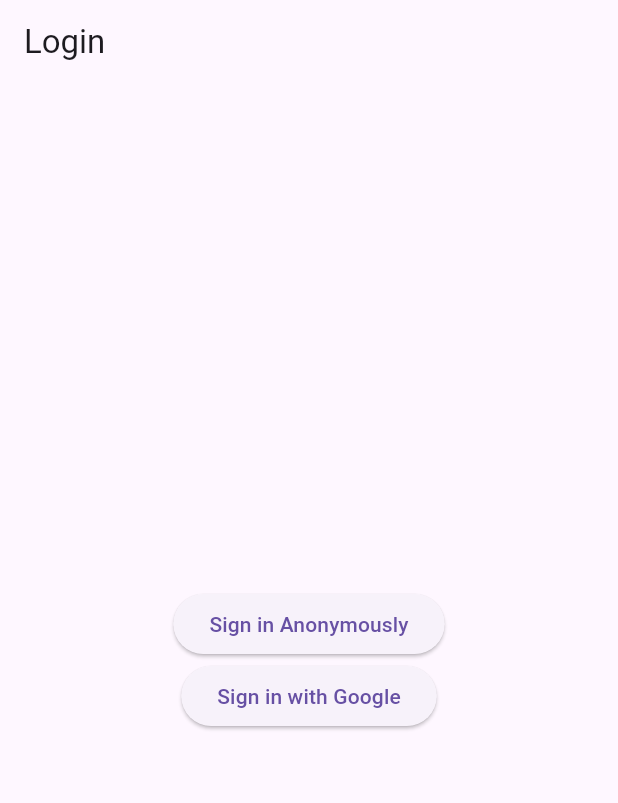
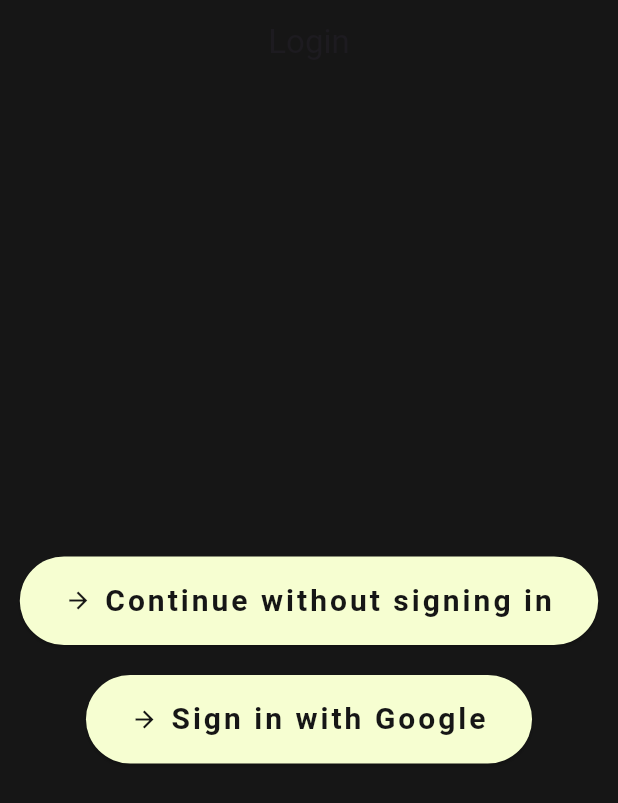
Before and after one commit to Udbhav2105/DevCodeX, a Flutter app: the screen it shows after launch, on a phone screen of 412 x 824 dp. Shown: the top 803 px of the screen. Run offline on Flutter 3.47's test engine with Material 3 defaults, Android fonts, the phone set to English and light mode, and no system bars; our stand-ins replace firebase_auth, firebase_core, flutter_spinkit, flutter_svg, google_sign_in, syncfusion_flutter_charts; missing offline and left inert: leetcode_unofficial_api; accounts and stored records are empty.

```diff
--- a/lib/auth.dart
+++ b/lib/auth.dart
@@ -41,7 +41,7 @@ class AuthService {
   // Sign out
   Future<void> signOut() async {
     await _auth.signOut();
-    await _googleSignIn.signOut();
+    await _googleSignIn.disconnect();
   }
 
   // Auth state changes
--- a/lib/firebase_login.dart
+++ b/lib/firebase_login.dart
@@ -1,3 +1,4 @@
+import 'package:DevCodeX/services/app_color.dart';
 import 'package:flutter/material.dart';
 import 'package:DevCodeX/auth.dart';
 
@@ -8,22 +9,67 @@ class FirebaseLogin extends StatelessWidget {
   @override
   Widget build(BuildContext context) {
     return Scaffold(
-      appBar: AppBar(title: const Text('Login')),
+      appBar: AppBar(
+        title: const Text('Login'),
+        centerTitle: true,
+        backgroundColor: AppColors.backgroundColor,
+        iconTheme: const IconThemeData(color: Colors.white),
+      ),
+      backgroundColor: AppColors.backgroundColor,
       body: Center(
         child: Column(
           mainAxisAlignment: MainAxisAlignment.center,
           children: <Widget>[
-            ElevatedButton(
+            ElevatedButton.icon(
               onPressed: () async {
                 await _auth.signInAnonymously();
               },
-              child: const Text('Sign in Anonymously'),
+              icon: const Icon(
+                Icons.arrow_forward,
+                color: AppColors.backgroundColor,
+              ),
+              label: const Text(
+                "Continue without signing in",
+                style: TextStyle(
+                  color: AppColors.backgroundColor,
+                  fontSize: 20,
+                  fontWeight: FontWeight.bold,
+                  letterSpacing: 2,
+                ),
+              ),
+              style: ElevatedButton.styleFrom(
+                  backgroundColor: AppColors.secondaryColor,
+                  padding: const EdgeInsets.fromLTRB(30, 15, 30, 15),
+                  shape: RoundedRectangleBorder(
+                    borderRadius: BorderRadius.circular(30),
+                  )),
             ),
-            ElevatedButton(
+            const SizedBox(
+              height: 20,
+            ),
+            ElevatedButton.icon(
               onPressed: () async {
                 await _auth.signInWithGoogle();
               },
-              child: const Text('Sign in with Google'),
+              icon: const Icon(
+                Icons.arrow_forward,
+                color: AppColors.backgroundColor,
+              ),
+              label: const Text(
+                "Sign in with Google",
+                style: TextStyle(
+                  color: AppColors.backgroundColor,
+                  fontSize: 20,
+                  fontWeight: FontWeight.bold,
+                  letterSpacing: 2,
+                ),
+              ),
+              style: ElevatedButton.styleFrom(
+                  backgroundColor: AppColors.secondaryColor,
+                  padding: const EdgeInsets.fromLTRB(30, 15, 30, 15),
+                  shape: RoundedRectangleBorder(
+                    borderRadius: BorderRadius.circular(30),
+                  )),
             ),
           ],
         ),
```
Also changed, not shown: lib/pages/login.dart (+30 -1 lines).
